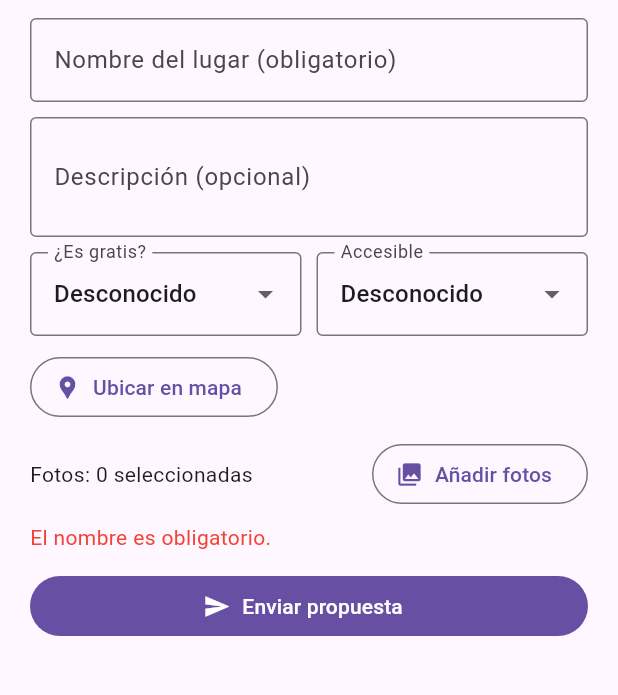
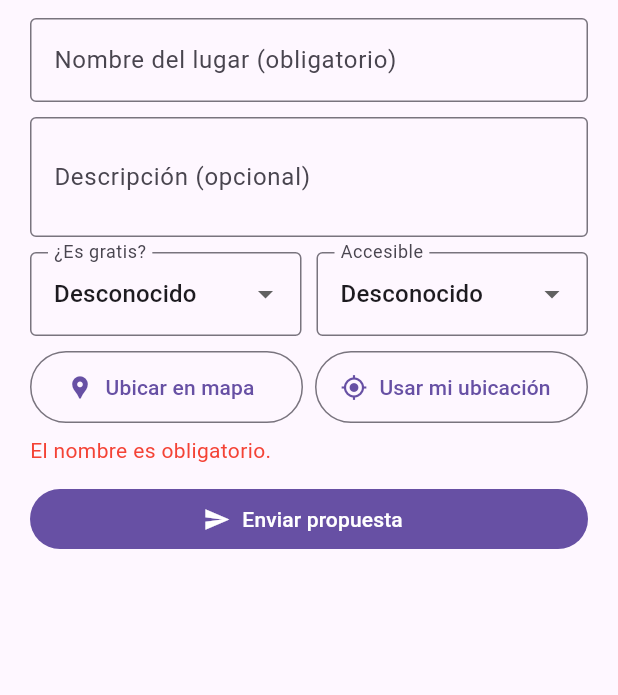
Before and after one commit to RenataArcos/talca-banios, a Flutter app: the _ProposeBathroomForm widget shown alone on an empty page, opened directly with empty values, after a tap on "Enviar propuesta", on a phone screen of 412 x 824 dp, the part 72-767 px from its top. Run offline on Flutter 3.47's test engine with Material 3 defaults, Android fonts, the phone set to English and light mode, and no system bars; our stand-ins replace cloud_firestore, firebase_auth, firebase_core, flutter_map, geolocator, google_sign_in and 1 more; accounts and stored records are empty; network calls fail; statements that could not run were skipped.

```diff
--- a/banio_app/lib/data/repositories/review_repository_impl.dart
+++ b/banio_app/lib/data/repositories/review_repository_impl.dart
@@ -2,7 +2,6 @@ import 'package:banio_app/data/repositories/bathroom_repository_impl.dart';
 import 'package:cloud_firestore/cloud_firestore.dart';
 import '../models/user_review_item.dart';
 import '../models/review_model.dart';
-import 'package:collection/collection.dart';
 
 class ReviewRepositoryImpl {
   final _db = FirebaseFirestore.instance;
--- a/banio_app/lib/presentation/screens/moderation_screen.dart
+++ b/banio_app/lib/presentation/screens/moderation_screen.dart
@@ -2,7 +2,6 @@ import 'package:flutter/material.dart';
 import 'package:cloud_firestore/cloud_firestore.dart';
 import '../../data/repositories/proposal_repository_impl.dart';
 import '../../data/repositories/review_repository_impl.dart';
-import '../../data/repositories/bathroom_repository_impl.dart';
 
 class ModerationScreen extends StatelessWidget {
   const ModerationScreen({super.key});
--- a/banio_app/lib/presentation/widgets/auth_sheet.dart
+++ b/banio_app/lib/presentation/widgets/auth_sheet.dart
@@ -1,6 +1,5 @@
 import 'package:banio_app/data/models/app_user_model.dart';
 import 'package:banio_app/data/repositories/user_repository_impl.dart';
-import 'package:banio_app/domain/entities/app_user.dart';
 import 'package:cloud_firestore/cloud_firestore.dart';
 import 'package:flutter/material.dart';
 import 'package:firebase_auth/firebase_auth.dart';
--- a/banio_app/lib/presentation/widgets/propose_bathroom_sheet.dart
+++ b/banio_app/lib/presentation/widgets/propose_bathroom_sheet.dart
@@ -1,11 +1,8 @@
 // lib/presentation/widgets/propose_bathroom_sheet.dart
 import 'dart:async';
-import 'dart:io';
 import 'package:flutter/material.dart';
 import 'package:geolocator/geolocator.dart';
-import 'package:image_picker/image_picker.dart';
 import 'package:cloud_firestore/cloud_firestore.dart';
-import 'package:firebase_storage/firebase_storage.dart';
 import 'package:latlong2/latlong.dart';
 
 import '../../core/utils/auth_service.dart';
@@ -19,7 +16,7 @@ Future<void> openProposeBathroomSheet(
   LatLng? me,
   VoidCallback? onSubmitted,
 }) async {
-  // Gate de auth
+  // Gate de autenticación
   if (auth.currentUser == null) {
     await openAuthSheet(hostContext, auth);
     if (auth.currentUser == null) return;
@@ -60,15 +57,12 @@ class _ProposeBathroomFormState extends State<_ProposeBathroomForm> {
   final _name = TextEditingController();
   final _desc = TextEditingController();
 
-  String _fee = 'unknown';
-  String _wheelchair = 'unknown';
+  // Dropdowns (se derivan a booleans al enviar)
+  String _fee = 'unknown'; // 'unknown' | 'no' | 'yes'  (UI: 'yes' = gratis)
+  String _wheelchair = 'unknown'; // 'unknown' | 'no' | 'limited' | 'yes'
 
   double? _lat, _lon;
   bool _saving = false;
-
-  final List<XFile> _images = [];
-  final _picker = ImagePicker();
-
   String? _err;
 
   @override
@@ -102,21 +96,6 @@ class _ProposeBathroomFormState extends State<_ProposeBathroomForm> {
     });
   }
 
-  Future<void> _pickImages() async {
-    try {
-      final files = await _picker.pickMultiImage(
-        imageQuality: 75, // comprime un poco
-        maxWidth: 1600,
-        maxHeight: 1600,
-      );
-      if (files != null && files.isNotEmpty) {
-        setState(() => _images.addAll(files));
-      }
-    } catch (_) {
-      // silencio
-    }
-  }
-
   Future<void> _submit() async {
     if (_saving) return;
 
@@ -135,55 +114,33 @@ class _ProposeBathroomFormState extends State<_ProposeBathroomForm> {
       _err = null;
     });
 
-    // Cierra ya el sheet (UI optimista) y muestra progreso
-    if (Navigator.of(context).canPop()) {
-      Navigator.of(context).pop();
-    }
+    // UI optimista
+    if (Navigator.of(context).canPop()) Navigator.of(context).pop();
     if (widget.hostContext.mounted) {
       ScaffoldMessenger.of(
         widget.hostContext,
       ).showSnackBar(const SnackBar(content: Text('Enviando propuesta…')));
     }
 
-    // Trabajo en background
-    Future.microtask(() async {
+    // Derivar booleans desde dropdowns:
+    final bool isFree = (_fee == 'yes'); // 'yes' en UI = gratis
+    final bool wheelchairAccessible =
+        (_wheelchair == 'yes' || _wheelchair == 'limited');
+
     try {
       final uid = widget.auth.currentUser!.uid;
-        final col = FirebaseFirestore.instance.collection('bathroom_proposals');
-
-        // 1) Crea doc sin fotos
-        final doc = await col.add({
+      await FirebaseFirestore.instance.collection('bathroom_proposals').add({
         'name': name,
         'lat': _lat,
         'lon': _lon,
-          'fee': _fee, // yes/no/unknown
-          'wheelchair': _wheelchair, // yes/no/limited/unknown
+        // SOLO booleans en la propuesta:
+        'isFree': isFree,
+        'wheelchairAccessible': wheelchairAccessible,
         'description': _desc.text.trim(),
         'createdAt': FieldValue.serverTimestamp(),
         'createdBy': uid,
         'status': 'pending',
-          'photos': <String>[],
       });
-
-        // 2) Sube fotos (si hay) a: user_uploads/{uid}/proposals/{docId}/...
-        if (_images.isNotEmpty) {
-          final storage = FirebaseStorage.instance;
-          final urls = <String>[];
-          for (int i = 0; i < _images.length; i++) {
-            final f = _images[i];
-            final bytes = await f.readAsBytes();
-            final ref = storage.ref().child(
-              'user_uploads/$uid/proposals/${doc.id}/${DateTime.now().millisecondsSinceEpoch}_$i.jpg',
-            );
-            await ref.putData(
-              bytes,
-              SettableMetadata(contentType: 'image/jpeg'),
-            );
-            final url = await ref.getDownloadURL();
-            urls.add(url);
-          }
-          await doc.update({'photos': urls});
-        }
 
       if (widget.hostContext.mounted) {
         ScaffoldMessenger.of(widget.hostContext).showSnackBar(
@@ -200,7 +157,6 @@ class _ProposeBathroomFormState extends State<_ProposeBathroomForm> {
     } finally {
       if (mounted) setState(() => _saving = false);
     }
-    });
   }
 
   @override
@@ -295,7 +251,11 @@ class _ProposeBathroomFormState extends State<_ProposeBathroomForm> {
 
             Row(
               children: [
-                OutlinedButton.icon(
+                Expanded(
+                  child: OutlinedButton.icon(
+                    style: OutlinedButton.styleFrom(
+                      minimumSize: const Size(0, 48),
+                    ),
                     onPressed: _saving
                         ? null
                         : () async {
@@ -314,43 +274,34 @@ class _ProposeBathroomFormState extends State<_ProposeBathroomForm> {
                             }
                           },
                     icon: const Icon(Icons.location_pin),
-                  label: const Text('Ubicar en mapa'),
+                    label: const Text(
+                      'Ubicar en mapa',
+                      overflow: TextOverflow.ellipsis,
+                    ),
+                  ),
                 ),
                 const SizedBox(width: 8),
+                Expanded(
+                  child: OutlinedButton.icon(
+                    style: OutlinedButton.styleFrom(
+                      minimumSize: const Size(0, 48),
+                    ),
+                    onPressed: _saving ? null : _useMyLocation,
+                    icon: const Icon(Icons.my_location),
+                    label: const Text(
+                      'Usar mi ubicación',
+                      overflow: TextOverflow.ellipsis,
+                    ),
+                  ),
+                ),
               ],
             ),
 
-            const SizedBox(height: 10),
-
-            // Fotos
-            Row(
-              children: [
-                Expanded(child: Text('Fotos: ${_images.length} seleccionadas')),
-                OutlinedButton.icon(
-                  onPressed: _saving ? null : _pickImages,
-                  icon: const Icon(Icons.photo_library),
-                  label: const Text('Añadir fotos'),
-                ),
-              ],
-            ),
-            if (_images.isNotEmpty) ...[
-              const SizedBox(height: 6),
-              SizedBox(
-                height: 70,
-                child: ListView.separated(
-                  scrollDirection: Axis.horizontal,
-                  itemCount: _images.length,
-                  separatorBuilder: (_, __) => const SizedBox(width: 8),
-                  itemBuilder: (_, i) => ClipRRect(
-                    borderRadius: BorderRadius.circular(8),
-                    child: Image.file(
-                      File(_images[i].path),
-                      fit: BoxFit.cover,
-                      width: 70,
-                      height: 70,
-                    ),
-                  ),
-                ),
+            if (_lat != null && _lon != null) ...[
+              const SizedBox(height: 8),
+              Text(
+                'Ubicación: ${_lat!.toStringAsFixed(6)}, ${_lon!.toStringAsFixed(6)}',
+                style: Theme.of(context).textTheme.bodySmall,
               ),
             ],
 
```
Also changed, not shown: banio_app/lib/data/repositories/bathroom_repository_impl.dart (+82 -13 lines), banio_app/lib/data/repositories/proposal_repository_impl.dart (+40 -5 lines). Lines whose indentation alone changed are shown as unchanged.
